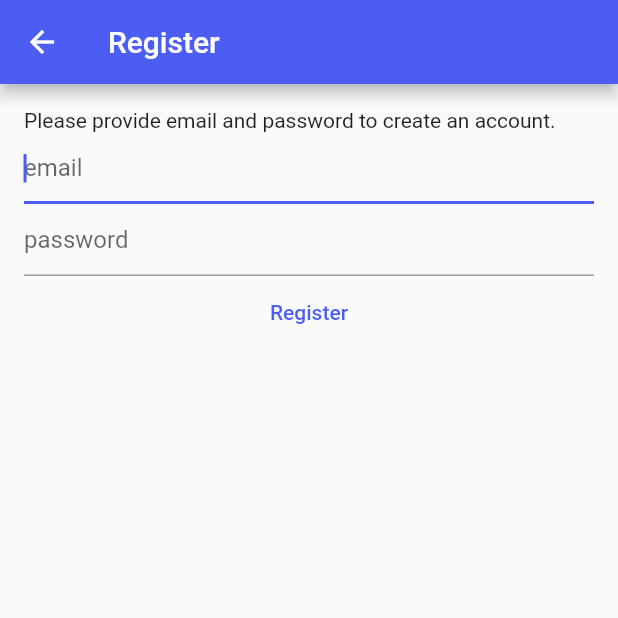
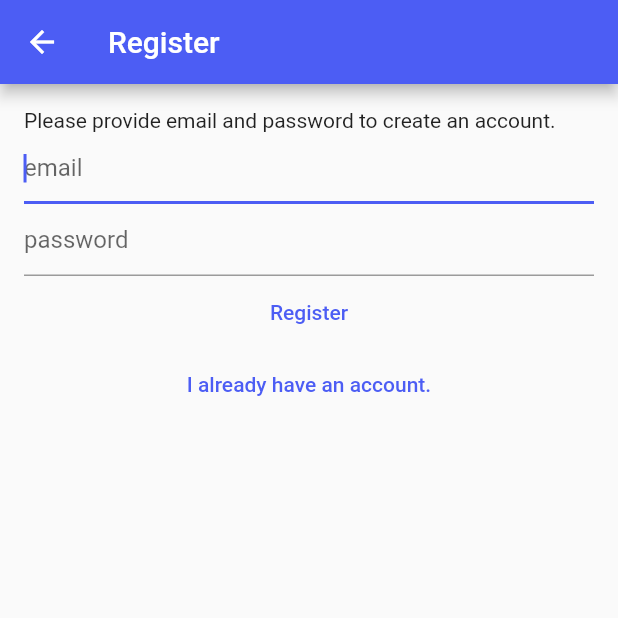
Before and after one commit to gabriel-canals/FitBro, a Flutter app: the RegisterView screen opened directly, on a phone screen of 412 x 824 dp, the top half of it. Run offline on Flutter 3.47's test engine with Material 2 defaults, Android fonts, the phone set to English and light mode, and no system bars; our stand-ins replace bloc, firebase_auth, firebase_core, flutter_bloc; accounts and stored records are empty; generated files the repository leaves out were written again.

Commit message:
Add already registered button

```diff
--- a/lib/l10n/app_en.arb
+++ b/lib/l10n/app_en.arb
@@ -32,6 +32,7 @@
   "@_REGISTER_VIEW_" : {},
   "register" : "Register",
   "register_view_prompt" : "Please provide email and password to create an account.",
+  "register_view_already_registered" : "I already have an account.",
 
   "@_LOGIN_VIEW_" : {},
   "login" : "Sign in",
--- a/lib/l10n/app_es.arb
+++ b/lib/l10n/app_es.arb
@@ -28,6 +28,7 @@
   "@_REGISTER_VIEW_" : {},
   "register" : "Crear Cuenta",
   "register_view_prompt" : "Por favor, proporciona un correo electrónico y una contraseña para crear tu cuenta.",
+  "register_view_already_registered" : "Ya tengo una cuenta.",
 
   "@_LOGIN_VIEW_" : {},
   "login" : "Iniciar Sesión",
--- a/lib/l10n/app_it.arb
+++ b/lib/l10n/app_it.arb
@@ -27,6 +27,7 @@
   "@_REGISTER_VIEW_" : {},
   "register" : "Creare un Account",
   "register_view_prompt" : "Per favore, fornisce un'e-mail e una password per creare il tuo account.",
+  "register_view_already_registered" : "Ho già un account.",
 
   "@_LOGIN_VIEW_" : {},
   "login" : "Login",
--- a/lib/views/auth/register_view.dart
+++ b/lib/views/auth/register_view.dart
@@ -52,15 +52,17 @@ class _RegisterViewState extends State<RegisterView> {
               crossAxisAlignment: CrossAxisAlignment.start,
               children: [
                 Text(context.loc.register_view_prompt),
+
                 /// Text field to introduce the user's email address.
                 emailTextField(context, _email),
+
                 /// Text field to introduce the user's password.
                 passwordTextField(context, _password),
                 Center(
                   child: Column(
                     /// On click, this button will try to create a new user
                     /// with the given email and password.
-                    children: [registerButton(context)],
+                    children: [registerButton(context), alreadyRegisteredButton(context)],
                   ),
                 )
               ],
@@ -71,6 +73,16 @@ class _RegisterViewState extends State<RegisterView> {
     );
   }
 
+  /// On click, this button will send the user to the LogInView.
+  TextButton alreadyRegisteredButton(BuildContext context) {
+    return TextButton(
+      onPressed: () {
+        context.read<AuthBloc>().add(const LogOutAuthEvent());
+      },
+      child: Text(context.loc.register_view_already_registered),
+    );
+  }
+
   /// On click, this button will try to create a new user
   /// with the given email and password.
   TextButton registerButton(BuildContext context) {
@@ -78,6 +90,7 @@ class _RegisterViewState extends State<RegisterView> {
       onPressed: () async {
         final email = _email.text;
         final password = _password.text;
+
         /// Calls the Register event in the Authentication Provider.
         context.read<AuthBloc>().add(RegisterAuthEvent(
               email,
```
